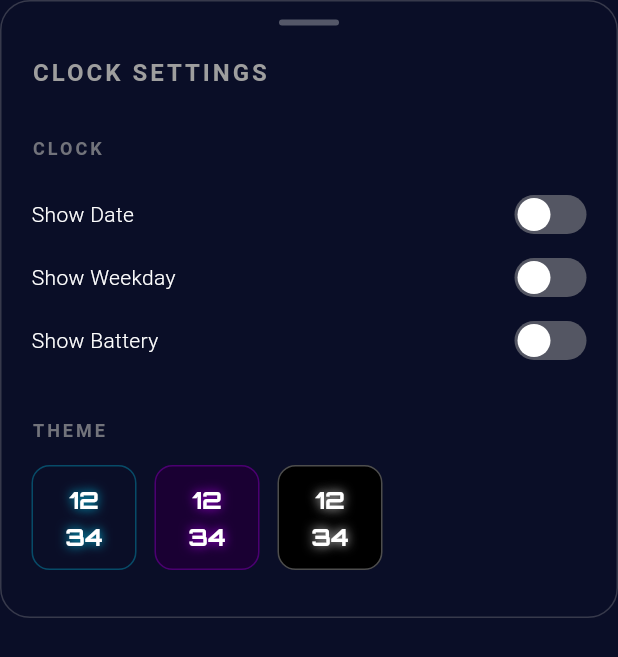
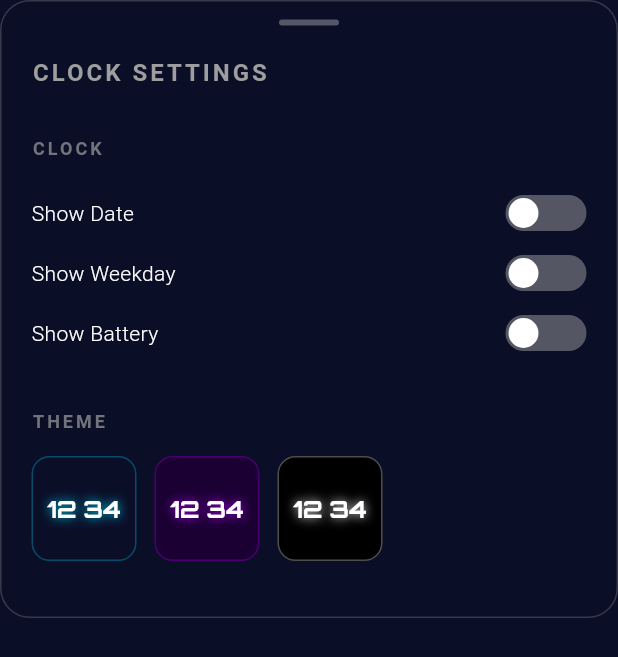
Before and after one commit to jackyan/NeonFocus, a Flutter app: the ClockSettingsScreen widget shown alone on an empty page, opened directly with empty values, on a phone screen of 412 x 824 dp. Shown: the top 657 px of the screen. Run offline on Flutter 3.47's test engine with Material 3 defaults, Android fonts, the phone set to English and light mode, and no system bars; our stand-ins replace audioplayers, equatable, flutter_bloc, sensors_plus.

Commit message:
refine: UI polish - larger fonts, elegant switches, landscape theme previews
Time display improvements:
- Increased font size by 2 (120→122, 160→162) for better visibility
- Explicitly set TextDecoration.none to ensure no underlines on time digits
- Affects both CLOCK (HH:MM:SS) and TIMER (MM:SS) pages

Battery icon update:
- Changed from Icons.battery_std to Icons.battery_full
- Ensures clear horizontal (landscape) orientation

Switch button refinement (both CLOCK and TIMER settings):
- More elegant proportions: width 48→54, height 26→24
- Thinner and longer design for refined appearance
- Adjusted toggle knob: 22→20 to fit new dimensions
- Updated border radius to match new height (13→12)

Theme preview icons (both CLOCK and TIMER settings):
- Changed from portrait to landscape layout
- CLOCK: "12 34" in horizontal row (was vertical)
- TIMER: "25 00" in horizontal row (was vertical)
- Better reflects actual landscape mode appearance
- Spacing adjusted: height: 2 → width: 4

```diff
--- a/lib/features/clock/presentation/screens/clock_screen_new.dart
+++ b/lib/features/clock/presentation/screens/clock_screen_new.dart
@@ -94,8 +94,8 @@ class _ClockScreenState extends State<ClockScreen> {
     final size = MediaQuery.of(context).size;
     final isLandscape = size.width > size.height;
 
-    // 2x font sizes
-    final hourFontSize = isLandscape ? 120.0 : 160.0;
+    // 2x font sizes (+2 for better visibility)
+    final hourFontSize = isLandscape ? 122.0 : 162.0;
     final infoFontSize = 14.0; // System default size
 
     return GestureDetector(
@@ -176,6 +176,7 @@ class _ClockScreenState extends State<ClockScreen> {
         fontFamily: 'Orbitron',
         fontWeight: FontWeight.bold,
         color: Colors.white,
+        decoration: TextDecoration.none, // Ensure no underline
         shadows: [
           Shadow(
             color: widget.theme.glowColor.withOpacity(0.9),
@@ -221,10 +222,10 @@ class _ClockScreenState extends State<ClockScreen> {
   }
 
   Widget _buildBatteryDisplay({double fontSize = 14.0}) {
-    // Use horizontal battery icon, no percentage text
+    // Use horizontal battery icon (landscape orientation), no percentage text
     // In real app, use battery_plus package to get actual battery level
     return Icon(
-      Icons.battery_std, // Horizontal battery icon
+      Icons.battery_full, // Horizontal battery icon in landscape orientation
       size: fontSize + 6,
       color: widget.theme.textColor.withOpacity(0.7),
     );
--- a/lib/features/clock/presentation/screens/clock_settings_screen.dart
+++ b/lib/features/clock/presentation/screens/clock_settings_screen.dart
@@ -166,15 +166,15 @@ class _ClockSettingsScreenState extends State<ClockSettingsScreen> {
               fontWeight: FontWeight.w300,
             ),
           ),
-          // Custom slim switch
+          // Custom slim switch (elegant: longer and thinner)
           GestureDetector(
             onTap: () => onChanged(!value),
             child: AnimatedContainer(
               duration: const Duration(milliseconds: 200),
-              width: 48,
-              height: 26,
+              width: 54,
+              height: 24,
               decoration: BoxDecoration(
-                borderRadius: BorderRadius.circular(13),
+                borderRadius: BorderRadius.circular(12),
                 color: value
                     ? Colors.green.withOpacity(0.8)
                     : Colors.grey.withOpacity(0.5),
@@ -183,8 +183,8 @@ class _ClockSettingsScreenState extends State<ClockSettingsScreen> {
                 duration: const Duration(milliseconds: 200),
                 alignment: value ? Alignment.centerRight : Alignment.centerLeft,
                 child: Container(
-                  width: 22,
-                  height: 22,
+                  width: 20,
+                  height: 20,
                   margin: const EdgeInsets.symmetric(horizontal: 2),
                   decoration: const BoxDecoration(
                     shape: BoxShape.circle,
@@ -233,8 +233,8 @@ class _ClockSettingsScreenState extends State<ClockSettingsScreen> {
                   : null,
             ),
             child: Center(
-              // Miniature clock preview
-              child: Column(
+              // Miniature clock preview (landscape mode)
+              child: Row(
                 mainAxisAlignment: MainAxisAlignment.center,
                 children: [
                   Text(
@@ -252,7 +252,7 @@ class _ClockSettingsScreenState extends State<ClockSettingsScreen> {
                       ],
                     ),
                   ),
-                  const SizedBox(height: 2),
+                  const SizedBox(width: 4),
                   Text(
                     '34',
                     style: TextStyle(
--- a/lib/features/pomodoro/presentation/screens/pomodoro_screen_new.dart
+++ b/lib/features/pomodoro/presentation/screens/pomodoro_screen_new.dart
@@ -58,8 +58,8 @@ class _PomodoroScreenState extends State<PomodoroScreen> {
     final size = MediaQuery.of(context).size;
     final isLandscape = size.width > size.height;
 
-    // 2x font sizes
-    final timerFontSize = isLandscape ? 120.0 : 160.0;
+    // 2x font sizes (+2 for better visibility)
+    final timerFontSize = isLandscape ? 122.0 : 162.0;
     final iconSize = timerFontSize / 8; // 1/8 of timer font
 
     return BlocProvider(
@@ -137,6 +137,7 @@ class _PomodoroScreenState extends State<PomodoroScreen> {
         fontFamily: 'Orbitron',
         fontWeight: FontWeight.bold,
         color: Colors.white,
+        decoration: TextDecoration.none, // Ensure no underline
         shadows: [
           Shadow(
             color: widget.theme.glowColor.withOpacity(0.9),
```
Also changed, not shown: lib/features/pomodoro/presentation/screens/pomodoro_settings_screen.dart (+9 -9 lines).
